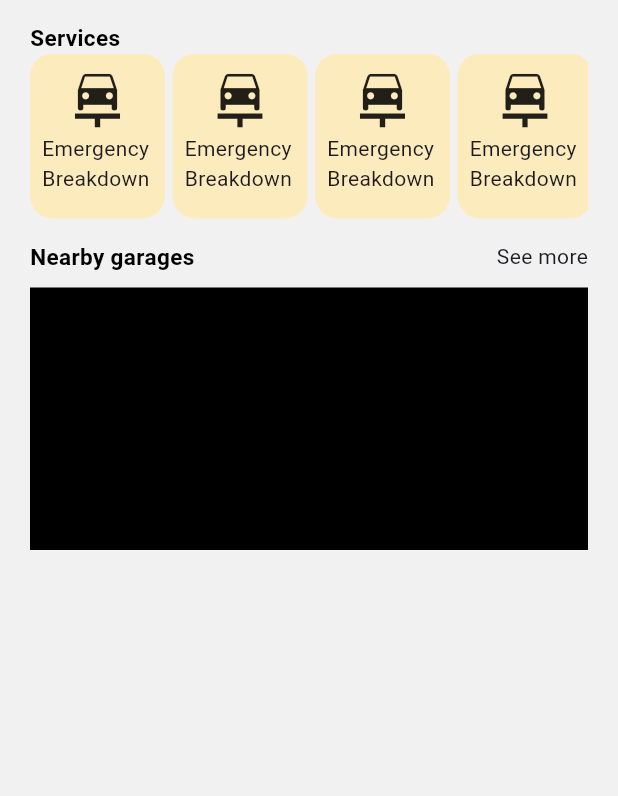
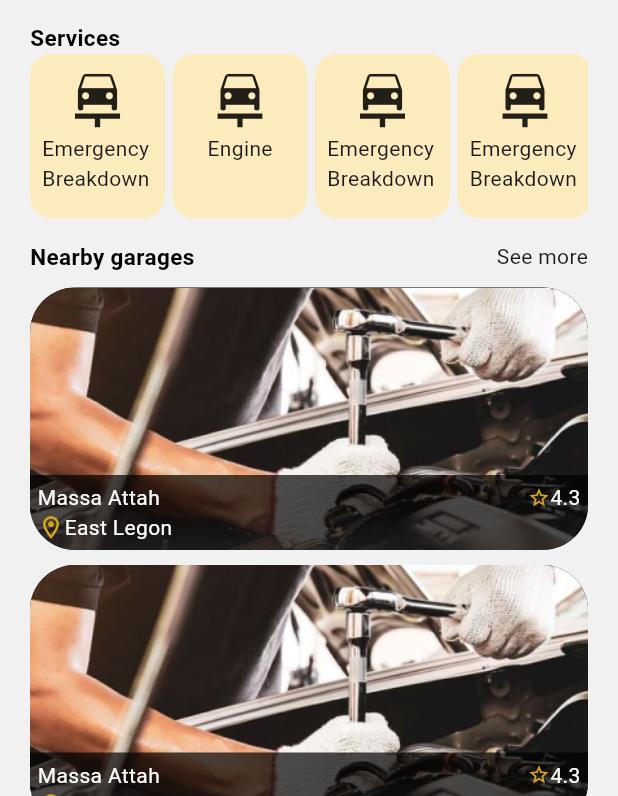
Before and after one commit to Ayiks/mobile_mech, a Flutter app: the HomeView screen opened by its route, on a phone screen of 412 x 824 dp, the part 440-1236 px from its top. Run offline on Flutter 3.47's test engine with Material 3 defaults, Android fonts, the phone set to English and light mode, and no system bars; our stand-ins replace get, introduction_screen.

```diff
--- a/lib/app/modules/home/views/home_view.dart
+++ b/lib/app/modules/home/views/home_view.dart
@@ -2,7 +2,10 @@ import 'package:flutter/material.dart';
 import 'package:flutter/widgets.dart';
 
 import 'package:get/get.dart';
+import 'package:mobile_mechanic/app/modules/home/widgets/drawerMenuWidget.dart';
 import 'package:mobile_mechanic/app/modules/home/widgets/endDrawer.dart';
+import 'package:mobile_mechanic/app/routes/app_pages.dart';
+import 'package:mobile_mechanic/app/utils/cardComponent.dart';
 import 'package:mobile_mechanic/app/utils/colors.dart';
 import 'package:mobile_mechanic/app/utils/texts.dart';
 
@@ -13,28 +16,14 @@ class HomeView extends GetView<HomeController> {
   @override
   Widget build(BuildContext context) {
     return Scaffold(
-      drawer: Drawer(
-        child: ListView(
-          children: const [
-            Row(),
-            ListTile(
-              leading: CircleAvatar(
-                radius: 50,
-              ),
-              title: Text('Ivy Marian'),
-              subtitle: Text('email@something.com'),
-              trailing: Icon(Icons.edit_note_sharp),
-            )
-          ],
-        ),
-      ),
+      drawer: MenuWidget(),
       appBar: AppBar(
         title: HeadingText(text: 'Hello Ivy'),
         centerTitle: false,
         actions: [
           Builder(
             builder: (context) => IconButton(
-              icon: Icon(Icons.notifications_outlined),
+              icon: const Icon(Icons.notifications_outlined),
               onPressed: () {
                 Scaffold.of(context).openEndDrawer();
               },
@@ -42,33 +31,7 @@ class HomeView extends GetView<HomeController> {
           ),
         ],
       ),
-      endDrawer: Drawer(
-        child: ListView(
-          padding: EdgeInsets.zero,
-          children: <Widget>[
-            DrawerHeader(
-                decoration: BoxDecoration(
-                    // color: Colors.blue,
-                    ),
-                child: HeadingText(
-                  text: 'Notification',
-                  size: 20,
-                )),
-            ListTile(
-              leading: Icon(Icons.message),
-              title: Text('Messages'),
-            ),
-            ListTile(
-              leading: Icon(Icons.account_circle),
-              title: Text('Profile'),
-            ),
-            ListTile(
-              leading: Icon(Icons.settings),
-              title: Text('Settings'),
-            ),
-          ],
-        ),
-      ),
+      endDrawer: EndDrawer(),
       body: SafeArea(
         child: SingleChildScrollView(
           padding: const EdgeInsets.only(left: 20, top: 30, right: 20),
@@ -107,7 +70,7 @@ class HomeView extends GetView<HomeController> {
                                 '20% off',
                                 style: TextStyle(color: Colors.white),
                               ))),
-                          Text(
+                          const Text(
                             'on your next visit',
                             softWrap: true,
                           ),
@@ -160,9 +123,9 @@ class HomeView extends GetView<HomeController> {
                             )
                           ],
                         )),
-                    SizedBox(width: 5),
+                    const SizedBox(width: 5),
                     Container(
-                        padding: EdgeInsets.all(8),
+                        padding: const EdgeInsets.all(8),
                         decoration: BoxDecoration(
                             borderRadius: BorderRadius.circular(15),
                             color: const Color.fromARGB(255, 252, 236, 189)),
@@ -175,7 +138,7 @@ class HomeView extends GetView<HomeController> {
                               size: 45,
                             ),
                             Text(
-                              'Emergency Breakdown',
+                              'Engine',
                               softWrap: true,
                             )
                           ],
@@ -231,15 +194,27 @@ class HomeView extends GetView<HomeController> {
                     text: "Nearby garages",
                     size: 15,
                   ),
-                  Text('See more')
+                  GestureDetector(
+                      onTap: () => Get.toNamed(Routes.GARAGE_LIST),
+                      child: const Text('See more'))
                 ],
               ),
               const SizedBox(height: 10),
-              Container(
-                width: MediaQuery.of(context).size.width,
-                height: 175,
-                color: Colors.black,
-              )
+              ListView.separated(
+                  shrinkWrap: true,
+                  physics: NeverScrollableScrollPhysics(),
+                  itemBuilder: ((context, index) {
+                    return CardComponentWidget(
+                      shopName: 'Massa Attah',
+                      location: 'East Legon',
+                      ratings: 4.3,
+                      image: AssetImage('assets/image3.png'),
+                    );
+                  }),
+                  separatorBuilder: ((context, index) {
+                    return const SizedBox(height: 10);
+                  }),
+                  itemCount: 3)
             ],
           ),
         ),
```
